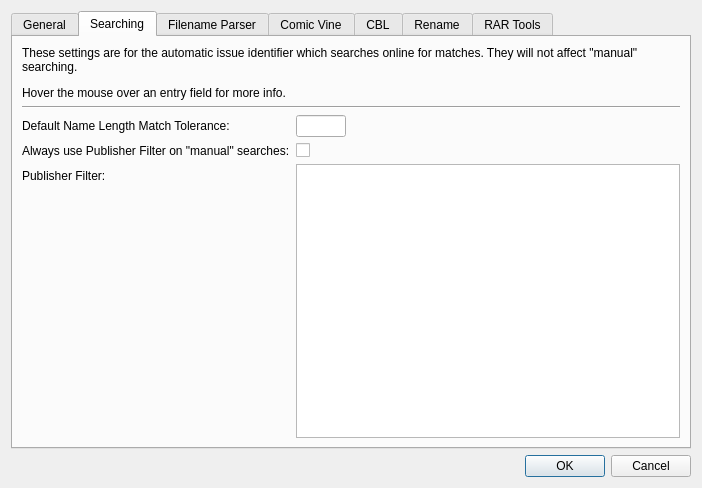
Qt form comictaggerlib/ui/settingswindow.ui (comictagger/comictagger) before a commit.
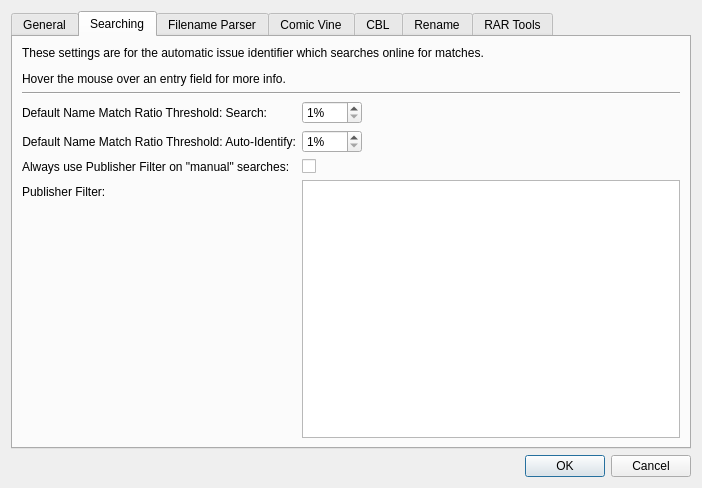
The same form after that commit. The open tabs and pages were chosen to show the change.

```diff
--- a/comictaggerlib/ui/settingswindow.ui
+++ b/comictaggerlib/ui/settingswindow.ui
@@ -139,7 +139,7 @@
          <item row="0" column="0">
           <widget class="QLabel" name="label_5">
            <property name="text">
-            <string>&lt;html&gt;&lt;head/&gt;&lt;body&gt;&lt;p&gt;These settings are for the automatic issue identifier which searches online for matches. They will not affect &amp;quot;manual&amp;quot; searching.&lt;/p&gt;&lt;p&gt;Hover the mouse over an entry field for more info.&lt;/p&gt;&lt;/body&gt;&lt;/html&gt;</string>
+            <string>&lt;html&gt;&lt;head/&gt;&lt;body&gt;&lt;p&gt;These settings are for the automatic issue identifier which searches online for matches. &lt;/p&gt;&lt;p&gt;Hover the mouse over an entry field for more info.&lt;/p&gt;&lt;/body&gt;&lt;/html&gt;</string>
            </property>
            <property name="wordWrap">
             <bool>true</bool>
@@ -164,37 +164,45 @@
               <string/>
              </property>
              <property name="text">
-              <string>Default Name Length Match Tolerance:</string>
+              <string>Default Name Match Ratio Threshold: Search:</string>
              </property>
             </widget>
            </item>
-           <item row="0" column="1">
-            <widget class="QLineEdit" name="leNameLengthDeltaThresh">
-             <property name="sizePolicy">
-              <sizepolicy hsizetype="Maximum" vsizetype="Fixed">
-               <horstretch>0</horstretch>
-               <verstretch>0</verstretch>
-              </sizepolicy>
+           <item row="1" column="0">
+            <widget class="QLabel" name="label">
+             <property name="text">
+              <string>Default Name Match Ratio Threshold: Auto-Identify:</string>
              </property>
-             <property name="maximumSize">
-              <size>
-               <width>50</width>
-               <height>16777215</height>
-              </size>
-             </property>
-             <property name="toolTip">
-              <string/>
+             <property name="alignment">
+              <set>Qt::AlignRight|Qt::AlignTrailing|Qt::AlignVCenter</set>
              </property>
             </widget>
            </item>
            <item row="2" column="0">
+            <widget class="QLabel" name="label_9">
+             <property name="text">
+              <string>Always use Publisher Filter on &quot;manual&quot; searches:</string>
+             </property>
+            </widget>
+           </item>
+           <item row="2" column="1">
+            <widget class="QCheckBox" name="cbxUseFilter">
+             <property name="toolTip">
+              <string>&lt;html&gt;&lt;head/&gt;&lt;body&gt;&lt;p&gt;Applies the &lt;span style=&quot; font-weight:600;&quot;&gt;Publisher Filter&lt;/span&gt; on all searches.&lt;br/&gt;The search window has a dynamic toggle to show the unfiltered results.&lt;/p&gt;&lt;/body&gt;&lt;/html&gt;</string>
+             </property>
+             <property name="text">
+              <string/>
+             </property>
+            </widget>
+           </item>
+           <item row="3" column="0">
             <widget class="QLabel" name="label_4">
              <property name="text">
               <string>Publisher Filter:</string>
              </property>
             </widget>
            </item>
-           <item row="2" column="1">
+           <item row="3" column="1">
             <widget class="QPlainTextEdit" name="tePublisherFilter">
              <property name="sizePolicy">
               <sizepolicy hsizetype="Expanding" vsizetype="Expanding">
@@ -204,20 +212,41 @@
              </property>
             </widget>
            </item>
+           <item row="0" column="1">
+            <widget class="QSpinBox" name="sbNameMatchSearchThresh">
+             <property name="maximumSize">
+              <size>
+               <width>60</width>
+               <height>16777215</height>
+              </size>
+             </property>
+             <property name="suffix">
+              <string>%</string>
+             </property>
+             <property name="minimum">
+              <number>1</number>
+             </property>
+             <property name="maximum">
+              <number>100</number>
+             </property>
+            </widget>
+           </item>
            <item row="1" column="1">
-            <widget class="QCheckBox" name="cbxUseFilter">
-             <property name="toolTip">
-              <string>&lt;html&gt;&lt;head/&gt;&lt;body&gt;&lt;p&gt;Applies the &lt;span style=&quot; font-weight:600;&quot;&gt;Publisher Filter&lt;/span&gt; on all searches.&lt;br/&gt;The search window has a dynamic toggle to show the unfiltered results.&lt;/p&gt;&lt;/body&gt;&lt;/html&gt;</string>
+            <widget class="QSpinBox" name="sbNameMatchIdentifyThresh">
+             <property name="maximumSize">
+              <size>
+               <width>60</width>
+               <height>16777215</height>
+              </size>
              </property>
-             <property name="text">
-              <string/>
+             <property name="suffix">
+              <string>%</string>
              </property>
-            </widget>
-           </item>
-           <item row="1" column="0">
-            <widget class="QLabel" name="label_9">
-             <property name="text">
-              <string>Always use Publisher Filter on &quot;manual&quot; searches:</string>
+             <property name="minimum">
+              <number>1</number>
+             </property>
+             <property name="maximum">
+              <number>100</number>
              </property>
             </widget>
            </item>
```
